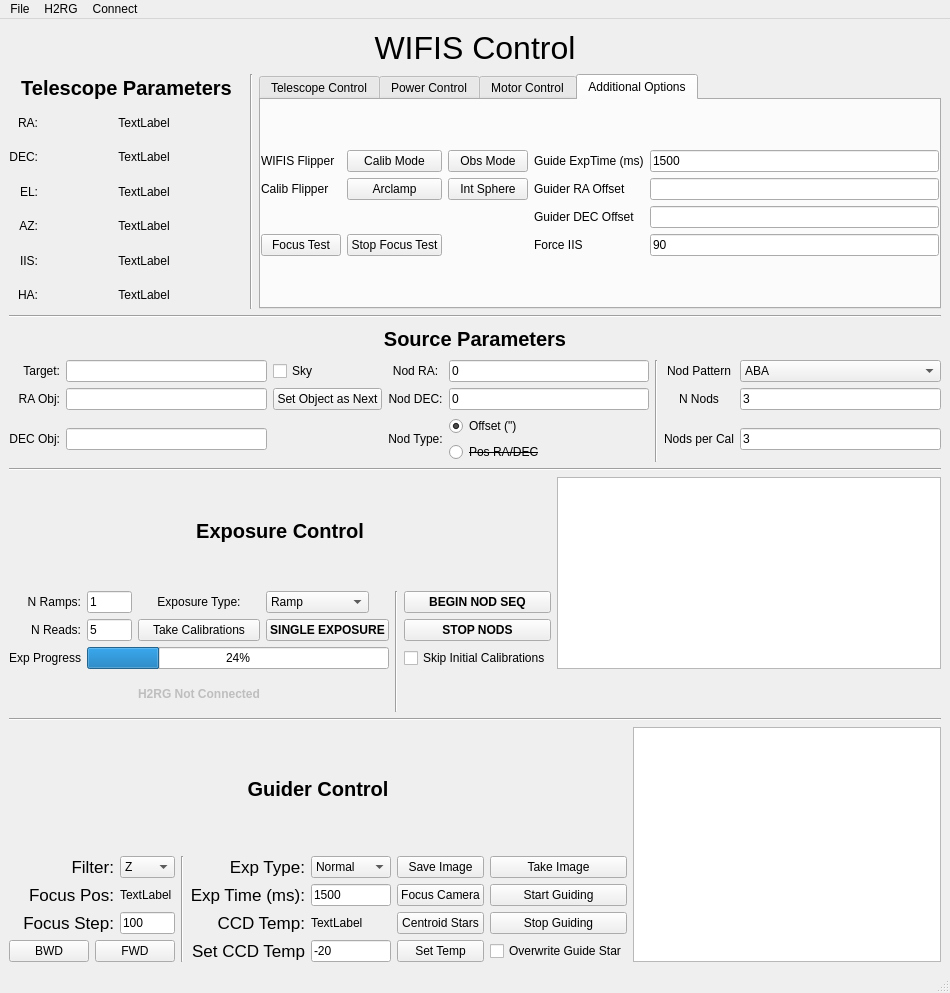
WIFIS-Team/controlcode-new, file WIFIS.ui: the form before one commit.
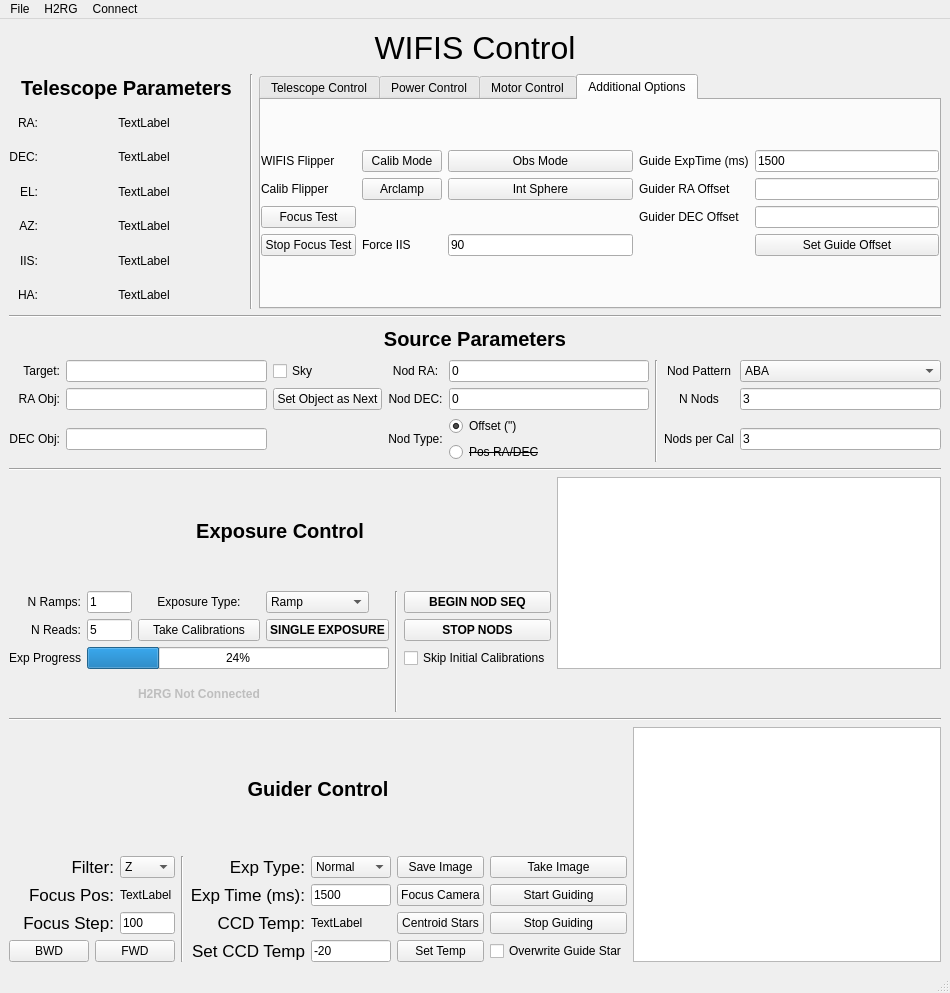
The form after the commit. The open tabs and pages were chosen to show the change.

Commit message: Added set offset button

```diff
--- a/WIFIS.ui
+++ b/WIFIS.ui
@@ -1386,31 +1386,38 @@
                 </property>
                </widget>
               </item>
-              <item row="3" column="4">
-               <widget class="QLineEdit" name="ForceIISEntry">
+              <item row="2" column="0">
+               <widget class="QPushButton" name="FocusTestButton">
                 <property name="text">
-                 <string>90</string>
+                 <string>Focus Test</string>
                 </property>
                </widget>
               </item>
-              <item row="3" column="1">
+              <item row="3" column="0">
                <widget class="QPushButton" name="FocusTestStop">
                 <property name="text">
                  <string>Stop Focus Test</string>
                 </property>
                </widget>
               </item>
-              <item row="3" column="3">
+              <item row="3" column="1">
                <widget class="QLabel" name="label_47">
                 <property name="text">
                  <string>Force IIS</string>
                 </property>
                </widget>
               </item>
-              <item row="3" column="0">
-               <widget class="QPushButton" name="FocusTestButton">
+              <item row="3" column="2">
+               <widget class="QLineEdit" name="ForceIISEntry">
                 <property name="text">
-                 <string>Focus Test</string>
+                 <string>90</string>
+                </property>
+               </widget>
+              </item>
+              <item row="3" column="4">
+               <widget class="QPushButton" name="SetGuideOffset">
+                <property name="text">
+                 <string>Set Guide Offset</string>
                 </property>
                </widget>
               </item>
```
Left out of the diff: 2 changed lines with no effect on the pictures.
